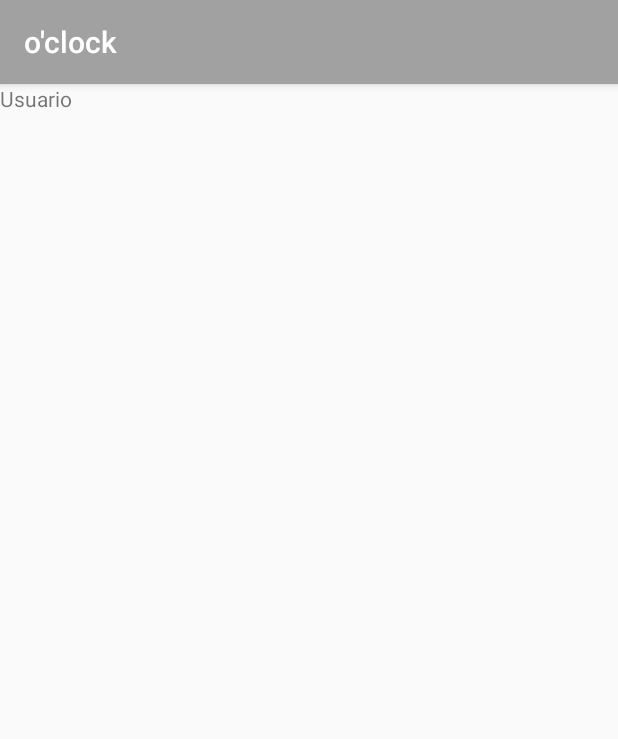
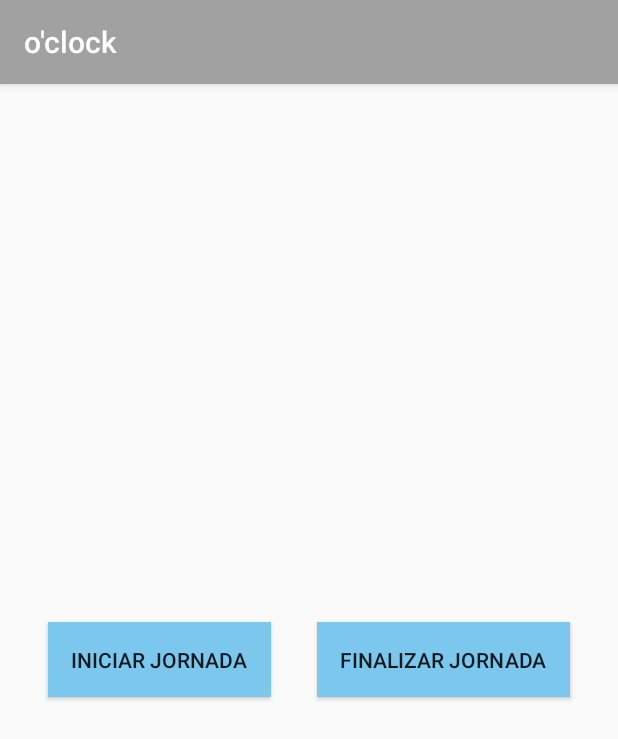
Before and after one commit to splazal97/control_horario, an Android app: the fragment FicharFragment shown on its own in the app's theme, on a phone screen of 412 x 824 dp. Shown: the top 739 px of the screen. Run offline under Robolectric (Android 15) with nearby library versions, the phone set to English and light mode, and no system bars.

Commit message:
inicio de sesion

```diff
--- a/app/src/main/java/com/example/control_horario/db/FicharDAO.java
+++ b/app/src/main/java/com/example/control_horario/db/FicharDAO.java
@@ -25,6 +25,8 @@ public abstract class FicharDAO {
     @Query("SELECT * FROM Empleado WHERE username = :username")
     public abstract Empleado comprobarNombreDisponible(String username);
 
+    //@Query("INSERT INTO Horas(idEmpleado, inicio) VALUES (@idEmpleado, GETDATE())")
+    //public abstract Horas iniciarJornada(int idEmpleado)
 
 }
 
--- /dev/null
+++ b/app/src/main/res/drawable/ic_fichar_24dp.xml
@@ -0,0 +1,5 @@
+<vector android:height="24dp" android:tint="#8DBBFF"
+    android:viewportHeight="24.0" android:viewportWidth="24.0"
+    android:width="24dp" xmlns:android="http://schemas.android.com/apk/res/android">
+    <path android:fillColor="#FF000000" android:pathData="M11,17c0,0.55 0.45,1 1,1s1,-0.45 1,-1 -0.45,-1 -1,-1 -1,0.45 -1,1zM11,3v4h2L13,5.08c3.39,0.49 6,3.39 6,6.92 0,3.87 -3.13,7 -7,7s-7,-3.13 -7,-7c0,-1.68 0.59,-3.22 1.58,-4.42L12,13l1.41,-1.41 -6.8,-6.8v0.02C4.42,6.45 3,9.05 3,12c0,4.97 4.02,9 9,9 4.97,0 9,-4.03 9,-9s-4.03,-9 -9,-9h-1zM18,12c0,-0.55 -0.45,-1 -1,-1s-1,0.45 -1,1 0.45,1 1,1 1,-0.45 1,-1zM6,12c0,0.55 0.45,1 1,1s1,-0.45 1,-1 -0.45,-1 -1,-1 -1,0.45 -1,1z"/>
+</vector>
--- /dev/null
+++ b/app/src/main/res/drawable/ic_home_24dp.xml
@@ -0,0 +1,5 @@
+<vector android:height="24dp" android:tint="#8DBBFF"
+    android:viewportHeight="24.0" android:viewportWidth="24.0"
+    android:width="24dp" xmlns:android="http://schemas.android.com/apk/res/android">
+    <path android:fillColor="#FF000000" android:pathData="M10,20v-6h4v6h5v-8h3L12,3 2,12h3v8z"/>
+</vector>
--- /dev/null
+++ b/app/src/main/res/drawable/ic_ver_horas_24dp.xml
@@ -0,0 +1,5 @@
+<vector android:height="24dp" android:tint="#8DBBFF"
+    android:viewportHeight="24.0" android:viewportWidth="24.0"
+    android:width="24dp" xmlns:android="http://schemas.android.com/apk/res/android">
+    <path android:fillColor="#FF000000" android:pathData="M11.99,2C6.47,2 2,6.48 2,12s4.47,10 9.99,10C17.52,22 22,17.52 22,12S17.52,2 11.99,2zM12,20c-4.42,0 -8,-3.58 -8,-8s3.58,-8 8,-8 8,3.58 8,8 -3.58,8 -8,8zM12.5,7H11v6l5.25,3.15 0.75,-1.23 -4.5,-2.67z"/>
+</vector>
--- a/app/src/main/res/layout/fragment_fichar.xml
+++ b/app/src/main/res/layout/fragment_fichar.xml
@@ -1,14 +1,29 @@
 <?xml version="1.0" encoding="utf-8"?>
-<FrameLayout xmlns:android="http://schemas.android.com/apk/res/android"
+<LinearLayout xmlns:android="http://schemas.android.com/apk/res/android"
     xmlns:tools="http://schemas.android.com/tools"
     android:layout_width="match_parent"
     android:layout_height="match_parent"
+    android:orientation="horizontal"
+    android:gravity="center"
     tools:context=".view.FicharFragment">
 
     <!-- TODO: Update blank fragment layout -->
-    <TextView
-        android:layout_width="match_parent"
-        android:layout_height="match_parent"
-        android:text="@string/userText" />
 
-</FrameLayout>
+    <Button
+        android:id="@+id/Iniciar_jornada_button"
+        android:layout_width="wrap_content"
+        android:layout_height="wrap_content"
+        android:background="#7CC7EE"
+        android:text="@string/iniciar_jornada"
+        android:padding="15dp"
+        android:layout_margin="15dp"/>
+    <Button
+        android:id="@+id/Finalizar_jornada_button"
+        android:layout_width="wrap_content"
+        android:layout_height="wrap_content"
+        android:background="#7CC7EE"
+        android:text="@string/finalizar_jornada"
+        android:padding="15dp"
+        android:layout_margin="15dp"/>
+
+</LinearLayout>
--- a/app/src/main/res/layout/fragment_iniciar_sesion.xml
+++ b/app/src/main/res/layout/fragment_iniciar_sesion.xml
@@ -5,7 +5,8 @@
     android:layout_height="match_parent"
     tools:context=".view.IniciarSesionFragment"
     android:gravity="center"
-    android:orientation="vertical">
+    android:orientation="vertical"
+    android:background="#FFFFFF">
 
         <LinearLayout
             android:layout_width="match_parent"
--- a/app/src/main/res/layout/fragment_inicio.xml
+++ b/app/src/main/res/layout/fragment_inicio.xml
@@ -4,7 +4,8 @@
     android:layout_width="match_parent"
     android:layout_height="match_parent"
     tools:context=".view.InicioFragment"
-    android:orientation="vertical">
+    android:orientation="vertical"
+    android:background="#FFFFFF">
 
     <!-- TODO: Update blank fragment layout -->
 
@@ -28,6 +29,6 @@
         android:layout_margin="15sp"
         android:layout_width="wrap_content"
         android:layout_height="wrap_content"
-        android:src="@drawable/sssss"/>
+        android:src="@drawable/reloj"/>
 
 </LinearLayout>
--- a/app/src/main/res/menu/activity_main_drawer.xml
+++ b/app/src/main/res/menu/activity_main_drawer.xml
@@ -4,15 +4,18 @@
     tools:showIn="navigation_view">
 
 <item
+    android:icon="@drawable/ic_home_24dp"
     android:id="@+id/inicioFragment"
     android:title="Inicio" />
 
 
     <item
+        android:icon="@drawable/ic_fichar_24dp"
         android:id="@+id/ficharFragment"
         android:title="Fichar"
         />
     <item
+        android:icon="@drawable/ic_ver_horas_24dp"
         android:id="@+id/verHorasFragment"
         android:title="Ver horas" />
 </menu>
--- a/app/src/main/res/values/strings.xml
+++ b/app/src/main/res/values/strings.xml
@@ -18,5 +18,7 @@
 
     <!-- TODO: Remove or change this placeholder text -->
     <string name="hello_blank_fragment">Hello blank fragment</string>
+    <string name="finalizar_jornada">FINALIZAR JORNADA</string>
+    <string name="iniciar_jornada">INICIAR JORNADA</string>
 
 </resources>
```
Also changed, not shown: app/src/main/java/com/example/control_horario/MainViewModel.java (+13 -4 lines), app/src/main/java/com/example/control_horario/view/RegisterFragment.java (+10 -0 lines), app/src/main/res/drawable-v24/reloj.jpg (added).
